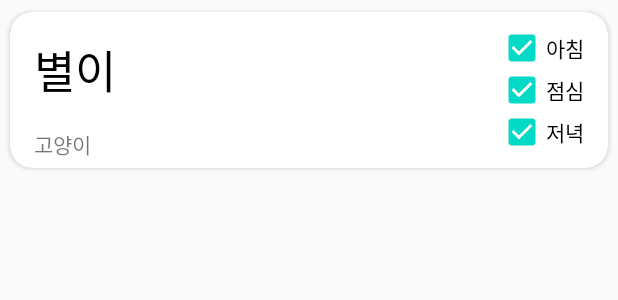
After one commit to ThinkingDobby/FeedDogToday, an Android app: the layout card_pet_3.xml on its own in the app's theme, with its tools: preview values and no code run, on a phone screen of 412 x 824 dp. The commit adds this screen. Shown: the top 300 px of the screen. Run offline under Robolectric (Android 15) with nearby library versions, the phone set to English and light mode, and no system bars.

Commit message:
2021-03-03
<완료>
리스트 액티비티 구현
- 동물 추가하면 뜨도록
- 아직 설정은 반영되지 않음

<해야할 것>
설정 구현
리스트 액티비티에서 배식 상태 변경 시 반영되도록

```diff
--- a/app/src/main/AndroidManifest.xml
+++ b/app/src/main/AndroidManifest.xml
@@ -10,13 +10,15 @@
         android:supportsRtl="true"
         android:theme="@style/AppTheme">
         <activity android:name=".AddActivity">
+
+        </activity>
+        <activity android:name=".ListActivity" >
             <intent-filter>
                 <action android:name="android.intent.action.MAIN" />
 
                 <category android:name="android.intent.category.LAUNCHER" />
             </intent-filter>
         </activity>
-        <activity android:name=".ListActivity" />
         <activity android:name=".MainActivity">
 
         </activity>
--- a/app/src/main/java/com/thinkingdobby/feeddogtoday/AddActivity.kt
+++ b/app/src/main/java/com/thinkingdobby/feeddogtoday/AddActivity.kt
@@ -5,6 +5,7 @@ import android.os.Bundle
 import android.text.TextUtils
 import androidx.appcompat.app.AlertDialog
 import com.google.firebase.database.FirebaseDatabase
+import com.google.firebase.database.ServerValue
 import kotlinx.android.synthetic.main.activity_add.*
 
 class AddActivity : AppCompatActivity() {
@@ -36,6 +37,7 @@ class AddActivity : AppCompatActivity() {
 
             val postPet = Pet()
             postPet.petId = ref.key!!
+            postPet.writeTime = ServerValue.TIMESTAMP
             postPet.petName = add_et_petNameInput.text.toString()
             postPet.petType = add_et_petTypePrint.text.toString()
             postPet.feedingPeriodType = add_cv_et_settingPeriod.text.toString()
--- a/app/src/main/java/com/thinkingdobby/feeddogtoday/Pet.kt
+++ b/app/src/main/java/com/thinkingdobby/feeddogtoday/Pet.kt
@@ -2,6 +2,8 @@ package com.thinkingdobby.feeddogtoday
 
 class Pet {
     var petId = ""
+
+    var writeTime: Any  = ""
 
     var petName = ""
 
--- a/app/src/main/res/layout/activity_list.xml
+++ b/app/src/main/res/layout/activity_list.xml
@@ -7,6 +7,7 @@
     tools:context=".ListActivity">
 
     <androidx.recyclerview.widget.RecyclerView
+        android:id="@+id/list_rv_pets"
         android:layout_width="0dp"
         android:layout_height="0dp"
         app:layout_constraintBottom_toBottomOf="parent"
@@ -15,7 +16,7 @@
         app:layout_constraintTop_toTopOf="parent" />
 
     <com.google.android.material.floatingactionbutton.FloatingActionButton
-        android:id="@+id/floatingActionButton"
+        android:id="@+id/list_fabtn_add"
         android:layout_width="wrap_content"
         android:layout_height="wrap_content"
         android:layout_marginEnd="16dp"
--- /dev/null
+++ b/app/src/main/res/layout/card_pet_3.xml
@@ -0,0 +1,70 @@
+<?xml version="1.0" encoding="utf-8"?>
+<androidx.cardview.widget.CardView
+    xmlns:android="http://schemas.android.com/apk/res/android"
+    xmlns:tools="http://schemas.android.com/tools"
+    android:layout_width="match_parent"
+    android:layout_height="120dp"
+    xmlns:app="http://schemas.android.com/apk/res-auto"
+    app:cardCornerRadius="15dp"
+    app:cardUseCompatPadding="true">
+
+    <androidx.constraintlayout.widget.ConstraintLayout
+        android:layout_width="match_parent"
+        android:layout_height="match_parent">
+
+        <TextView
+            android:id="@+id/list_cv_tv_petName"
+            android:layout_width="wrap_content"
+            android:layout_height="wrap_content"
+            android:layout_marginStart="16dp"
+            android:layout_marginTop="16dp"
+            android:text="별이"
+            android:textColor="@android:color/black"
+            android:textSize="30sp"
+            app:layout_constraintStart_toStartOf="parent"
+            app:layout_constraintTop_toTopOf="parent" />
+
+        <TextView
+            android:id="@+id/list_cv_tv_petType"
+            android:layout_width="wrap_content"
+            android:layout_height="wrap_content"
+            android:layout_marginTop="16dp"
+            android:text="고양이"
+            app:layout_constraintStart_toStartOf="@+id/list_cv_tv_petName"
+            app:layout_constraintTop_toBottomOf="@+id/list_cv_tv_petName" />
+
+        <CheckBox
+            android:id="@+id/list_cv_cb_breakfast"
+            android:layout_width="wrap_content"
+            android:layout_height="wrap_content"
+            android:layout_marginTop="8dp"
+            android:layout_marginEnd="16dp"
+            android:text="아침"
+            android:checked="true"
+            app:layout_constraintEnd_toEndOf="parent"
+            app:layout_constraintTop_toTopOf="parent" />
+
+        <CheckBox
+            android:id="@+id/list_cv_cb_lunch"
+            android:layout_width="wrap_content"
+            android:layout_height="wrap_content"
+            android:checked="true"
+            android:text="점심"
+            app:layout_constraintBottom_toTopOf="@+id/list_cv_cb_dinner"
+            app:layout_constraintStart_toStartOf="@+id/list_cv_cb_breakfast"
+            app:layout_constraintTop_toBottomOf="@+id/list_cv_cb_breakfast" />
+
+        <CheckBox
+            android:id="@+id/list_cv_cb_dinner"
+            android:layout_width="wrap_content"
+            android:layout_height="wrap_content"
+            android:layout_marginBottom="8dp"
+            android:text="저녁"
+            android:checked="true"
+            app:layout_constraintStart_toStartOf="@+id/list_cv_cb_lunch"
+            app:layout_constraintBottom_toBottomOf="parent"/>
+
+
+    </androidx.constraintlayout.widget.ConstraintLayout>
+
+</androidx.cardview.widget.CardView>
```
Also changed, not shown: app/src/main/java/com/thinkingdobby/feeddogtoday/ListActivity.kt (+118 -1 lines).
